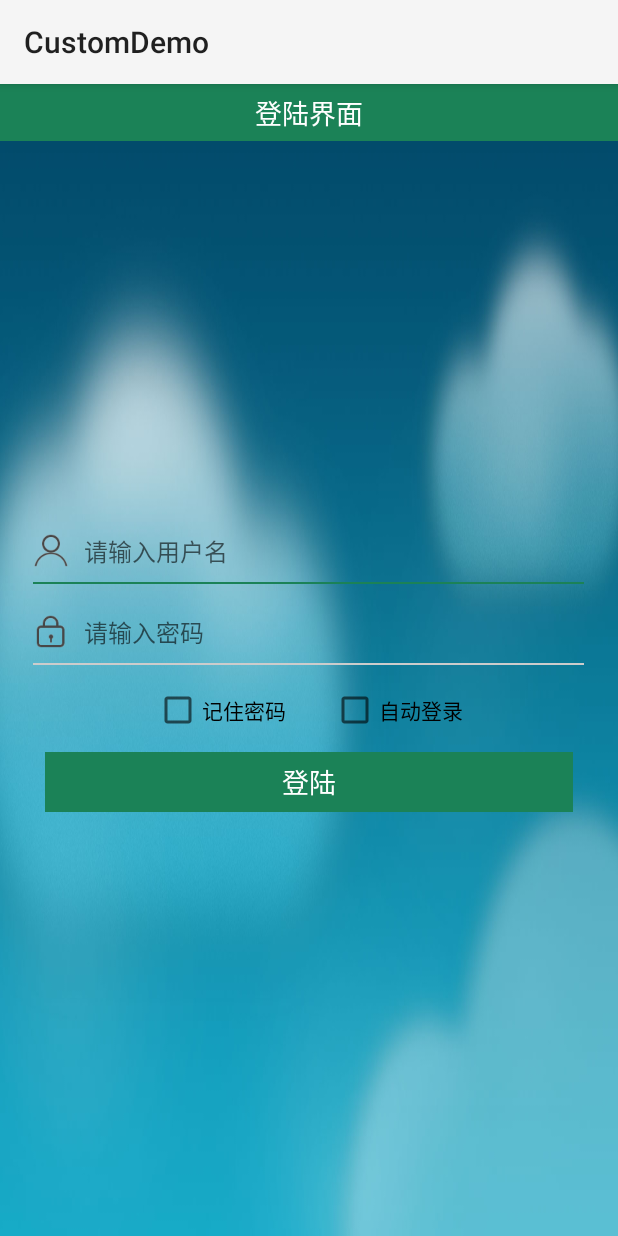
After one commit to toumubaoqiong/CustomDemo, an Android app: the layout activity_login.xml on its own in the app's theme, with its tools: preview values and no code run, on a phone screen of 412 x 824 dp. The commit adds this screen. Run offline under Robolectric (Android 15) with nearby library versions, the phone set to English and light mode, and no system bars.

Commit message:
添加登陆

```diff
--- a/app/src/main/AndroidManifest.xml
+++ b/app/src/main/AndroidManifest.xml
@@ -33,8 +33,10 @@
         <activity android:name=".marqueeTextView.MarqueeTextViewActivity" />
         <activity
             android:name=".loading.LoadingActivity"
-            android:label="@string/title_activity_loading" />
-        <activity android:name=".loading.MainActivity"></activity>
+            android:label="@string/title_activity_loading" >
+
+        </activity>
+        <activity android:name=".loading.MainActivity" />
         <activity
             android:name=".net_set.NetworkSettingActivity"
             android:label="@string/title_activity_network_setting" />
@@ -45,9 +47,14 @@
             android:name=".tooltip.TooltipActivity"
             android:label="@string/title_activity_tooltip" />
         <activity android:name=".radiogroup.MainActivity" />
-        <activity android:name=".webview_html.WebViewActivity">
+        <activity android:name=".webview_html.WebViewActivity" />
+        <activity android:name=".crash_handler.CrashReportActivity" />
+        <activity android:name=".version_update.VersionUpdateActivity">
+
         </activity>
-        <activity android:name=".crash_handler.CrashReportActivity">
+        <activity android:name=".login.LoginActivity"
+            android:windowSoftInputMode="adjustResize"
+            android:screenOrientation="landscape">
             <intent-filter>
                 <action android:name="android.intent.action.MAIN" />
 
--- /dev/null
+++ b/app/src/main/java/com/vince/demo/customdemo/login/LineEditText.java
@@ -0,0 +1,37 @@
+package com.vince.demo.customdemo.login;
+
+import android.content.Context;
+import android.graphics.Canvas;
+import android.graphics.Color;
+import android.graphics.Paint;
+import android.util.AttributeSet;
+import android.widget.EditText;
+
+public class LineEditText extends EditText {
+	private Paint paint;
+
+	/**
+	 * @param context
+	 * @param attrs
+	 */
+	public LineEditText(Context context, AttributeSet attrs) {
+		super(context, attrs);
+		// TODO Auto-generated constructor stub
+		paint = new Paint();
+	}
+
+	@Override
+	public void onDraw(Canvas canvas) {
+		super.onDraw(canvas);
+		paint.setStyle(Paint.Style.STROKE);
+		paint.setStrokeWidth(2);
+		if (this.isFocused() == true) {
+			paint.setColor(Color.parseColor("#1B8257"));
+		} else {
+			paint.setColor(Color.parseColor("#CCCCCC"));
+		}
+		// ������
+		canvas.drawLine(0, this.getHeight() - 1, this.getWidth() - 1,
+				this.getHeight() - 1, paint);
+	}
+}
--- /dev/null
+++ b/app/src/main/java/com/vince/demo/customdemo/login/LoginActivity.java
@@ -0,0 +1,51 @@
+package com.vince.demo.customdemo.login;
+
+import android.app.Activity;
+import android.os.Bundle;
+import android.text.Editable;
+import android.text.TextWatcher;
+import android.view.Window;
+import android.widget.EditText;
+
+import com.vince.demo.customdemo.R;
+
+/**
+ * description:模拟登陆界面
+ * 1、点击editText时，随着弹出输入法，整体向上移动
+ * 2、editText输入监听
+ * author:vince
+ */
+public class LoginActivity extends Activity {
+
+    private EditText usernameET;
+    private EditText passwordET;
+
+    @Override
+    protected void onCreate(Bundle savedInstanceState) {
+        super.onCreate(savedInstanceState);
+        requestWindowFeature(Window.FEATURE_NO_TITLE);  //代码去掉标题栏，要实现输入法弹出整体上移，要在代码级去掉标题栏
+        setContentView(R.layout.activity_login);
+
+        usernameET.addTextChangedListener(textWatcher);
+        passwordET.addTextChangedListener(textWatcher);
+    }
+
+    /*
+	 * 文本改变监听事件
+	 */
+    private TextWatcher textWatcher = new TextWatcher() {
+        @Override
+        public void onTextChanged(CharSequence s, int start, int before, int count) {
+
+        }
+        @Override
+        public void beforeTextChanged(CharSequence s, int start, int count,
+                                      int after) {
+
+        }
+        @Override
+        public void afterTextChanged(Editable s) {
+
+        }
+    };
+}
--- /dev/null
+++ b/app/src/main/java/com/vince/demo/customdemo/version_update/VersionUpdateActivity.java
@@ -0,0 +1,20 @@
+package com.vince.demo.customdemo.version_update;
+
+import android.app.Activity;
+import android.os.Bundle;
+import android.view.View;
+
+import com.vince.demo.customdemo.R;
+
+public class VersionUpdateActivity extends Activity {
+
+    @Override
+    protected void onCreate(Bundle savedInstanceState) {
+        super.onCreate(savedInstanceState);
+        setContentView(R.layout.activity_version_update);
+    }
+
+    public void onClick(View v){
+
+    }
+}
--- /dev/null
+++ b/app/src/main/res/drawable/bg_edittext.xml
@@ -0,0 +1,5 @@
+<?xml version="1.0" encoding="utf-8"?>
+<selector xmlns:android="http://schemas.android.com/apk/res/android">
+     <item android:state_window_focused="false" android:drawable="@drawable/bg_edittext_normal" />
+     <item android:state_focused="true" android:drawable="@drawable/bg_edittext_focused" />
+</selector>
--- /dev/null
+++ b/app/src/main/res/drawable/bg_edittext_focused.xml
@@ -0,0 +1,6 @@
+<?xml version="1.0" encoding="utf-8"?>
+<shape xmlns:android="http://schemas.android.com/apk/res/android">
+    <solid android:color="#00FFFFFF" />
+    <corners android:radius="3dip"/>
+    <padding android:top="10dip" android:bottom="10dip"/>
+</shape>
--- /dev/null
+++ b/app/src/main/res/drawable/bg_edittext_normal.xml
@@ -0,0 +1,6 @@
+<?xml version="1.0" encoding="utf-8"?>
+<shape xmlns:android="http://schemas.android.com/apk/res/android" >
+    <solid android:color="#00FFFFFF" />
+    <corners android:radius="3dip"/>
+    <padding android:top="10dip" android:bottom="10dip"/>
+</shape>
--- /dev/null
+++ b/app/src/main/res/drawable/login_button_selector.xml
@@ -0,0 +1,5 @@
+<?xml version="1.0" encoding="utf-8"?>
+<selector xmlns:android="http://schemas.android.com/apk/res/android">
+    <item android:drawable="@drawable/clr_normal" android:state_pressed="false"/>
+    <item android:drawable="@drawable/clr_pressed" android:state_pressed="true"/>
+</selector>
--- /dev/null
+++ b/app/src/main/res/layout/activity_login.xml
@@ -0,0 +1,105 @@
+<RelativeLayout xmlns:android="http://schemas.android.com/apk/res/android"
+    xmlns:tools="http://schemas.android.com/tools"
+    android:layout_width="match_parent"
+    android:layout_height="match_parent"
+    android:background="@mipmap/loginbg">
+
+    <LinearLayout
+        android:layout_width="match_parent"
+        android:layout_height="38dp"
+        android:layout_alignParentTop="true"
+        android:background="#1B8257"
+        android:orientation="horizontal">
+
+        <TextView
+            android:layout_width="match_parent"
+            android:layout_height="38dp"
+            android:gravity="center_horizontal|center_vertical"
+            android:text="登陆界面"
+            android:textColor="#FFFFFF"
+            android:textSize="18sp" />
+    </LinearLayout>
+
+    <LinearLayout
+        android:layout_width="match_parent"
+        android:layout_height="wrap_content"
+        android:layout_centerInParent="true"
+        android:orientation="vertical"
+        android:paddingLeft="20dp"
+        android:paddingRight="20dp"
+        android:paddingTop="15dp">
+
+        <LinearLayout
+            android:layout_width="match_parent"
+            android:layout_height="wrap_content"
+            android:layout_margin="2dp"
+            android:layout_marginTop="10dp"
+            android:orientation="vertical">
+
+            <com.vince.demo.customdemo.login.LineEditText
+                android:id="@+id/loginUsername"
+                style="@style/inputStyle"
+                android:layout_width="fill_parent"
+                android:layout_height="wrap_content"
+                android:background="@drawable/bg_edittext"
+                android:drawableLeft="@mipmap/login_account"
+                android:drawablePadding="10dp"
+                android:hint="请输入用户名"
+                android:singleLine="true">
+
+            </com.vince.demo.customdemo.login.LineEditText>
+
+            <com.vince.demo.customdemo.login.LineEditText
+                android:id="@+id/loginPassword"
+                style="@style/inputStyle"
+                android:layout_width="fill_parent"
+                android:layout_height="wrap_content"
+                android:background="@drawable/bg_edittext"
+                android:drawableLeft="@mipmap/login_password"
+                android:drawablePadding="10dp"
+                android:ems="10"
+                android:hint="请输入密码"
+                android:inputType="textPassword">
+
+            </com.vince.demo.customdemo.login.LineEditText>
+        </LinearLayout>
+
+        <!-- 记住密码、自动登录 -->
+        <LinearLayout
+            android:layout_width="match_parent"
+            android:layout_height="wrap_content"
+            android:layout_margin="2dp"
+            android:gravity="center_horizontal">
+
+            <CheckBox
+                android:id="@+id/remPwdCheckBox"
+                android:layout_width="wrap_content"
+                android:layout_height="wrap_content"
+                android:text="记住密码" />
+
+            <CheckBox
+                android:id="@+id/autoLoginCheckBox"
+                android:layout_width="wrap_content"
+                android:layout_height="wrap_content"
+                android:layout_marginLeft="30dp"
+                android:text="自动登录" />
+        </LinearLayout>
+
+        <LinearLayout
+            android:layout_width="match_parent"
+            android:layout_height="wrap_content">
+
+            <Button
+                android:id="@+id/loginBtn"
+                android:layout_width="fill_parent"
+                android:layout_height="40dp"
+                android:layout_margin="10dp"
+                android:background="@drawable/login_button_selector"
+                android:enabled="false"
+                android:text="登陆"
+                android:textColor="#FFFFFF"
+                android:textSize="18sp" />
+
+        </LinearLayout>
+    </LinearLayout>
+</RelativeLayout>
--- /dev/null
+++ b/app/src/main/res/layout/activity_version_update.xml
@@ -0,0 +1,16 @@
+<?xml version="1.0" encoding="utf-8"?>
+<RelativeLayout xmlns:android="http://schemas.android.com/apk/res/android"
+    xmlns:tools="http://schemas.android.com/tools"
+    android:layout_width="match_parent"
+    android:layout_height="match_parent"
+    android:paddingBottom="@dimen/activity_vertical_margin"
+    android:paddingLeft="@dimen/activity_horizontal_margin"
+    android:paddingRight="@dimen/activity_horizontal_margin"
+    android:paddingTop="@dimen/activity_vertical_margin"
+    tools:context="com.vince.demo.customdemo.version_update.VersionUpdateActivity">
+
+    <Button
+        android:layout_width="match_parent"
+        android:layout_height="wrap_content"
+        android:onClick="onClick"/>
+</RelativeLayout>
--- a/app/src/main/res/values/colors.xml
+++ b/app/src/main/res/values/colors.xml
@@ -4,4 +4,7 @@
     <color name="colorPrimaryDark">#303F9F</color>
     <color name="colorAccent">#FF4081</color>
     <color name="yellow">#ff9940</color>
+
+    <drawable name="clr_normal">#1B8257</drawable>
+    <drawable name="clr_pressed">#1B8230</drawable>
 </resources>
--- a/app/src/main/res/values/styles.xml
+++ b/app/src/main/res/values/styles.xml
@@ -32,4 +32,10 @@
         <item name="android:windowBackground">@null</item>
         <item name="android:backgroundDimEnabled">false</item>
     </style>
+
+    <style name="inputStyle">
+        <item name="android:textColor">#666666</item>
+        <item name="android:textSize">16sp</item>
+        <item name="android:layout_marginBottom">10dp</item>
+    </style>
 </resources>
```
Also changed, not shown: app/src/main/res/mipmap-xhdpi/login_account.png (added), app/src/main/res/mipmap-xhdpi/login_password.png (added), app/src/main/res/mipmap-xhdpi/loginbg.jpg (added).
